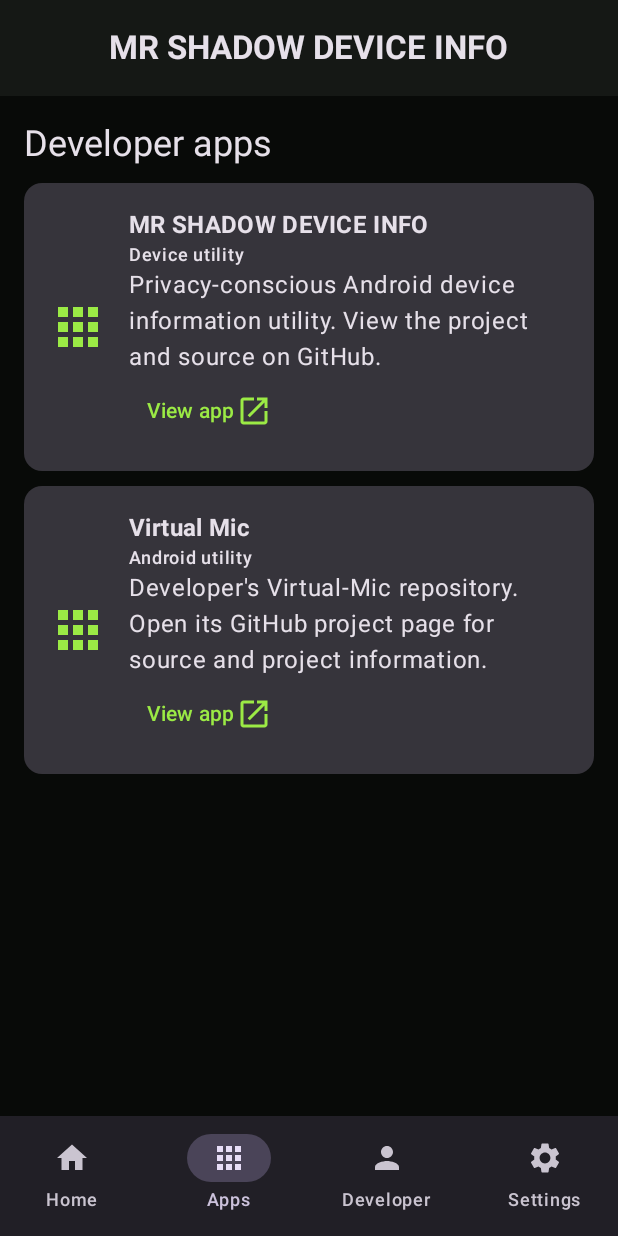
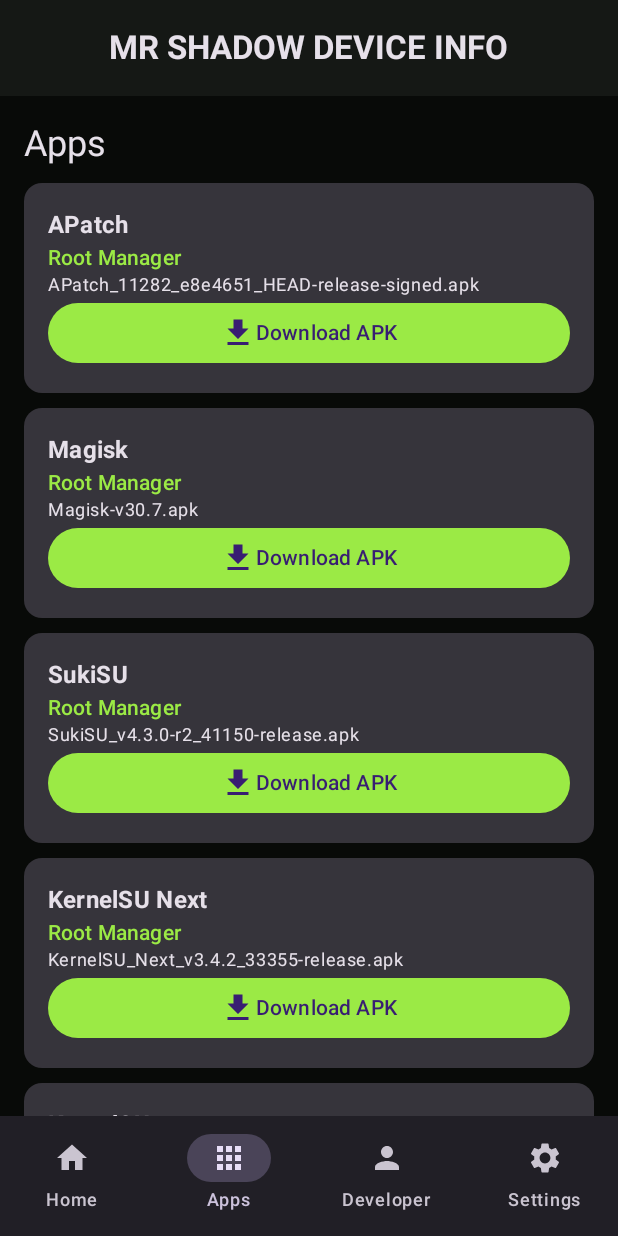
Before and after one commit to sentinelemran/MR_SHADOW_DEVICE_INFO_APP, an Android app built with Jetpack Compose: the screen it shows after launch (MainActivity), item 2 of the bottom bar chosen, on a phone screen of 412 x 824 dp. Run offline under Robolectric (Android 15) with nearby library versions, the phone set to English and light mode, and no system bars; pictures from the network do not load.

Commit message:
Show device details directly and populate Apps with requested release APKs

```diff
--- a/app/src/main/java/com/mrshadow/deviceinfo/MainActivity.kt
+++ b/app/src/main/java/com/mrshadow/deviceinfo/MainActivity.kt
@@ -10,7 +10,6 @@ import androidx.activity.ComponentActivity
 import androidx.activity.compose.rememberLauncherForActivityResult
 import androidx.activity.compose.setContent
 import androidx.activity.result.contract.ActivityResultContracts
-import androidx.compose.animation.animateContentSize
 import androidx.compose.foundation.clickable
 import androidx.compose.foundation.layout.Arrangement
 import androidx.compose.foundation.layout.Column
@@ -34,8 +33,6 @@ import androidx.compose.material.icons.filled.Apps
 import androidx.compose.material.icons.filled.Chat
 import androidx.compose.material.icons.filled.ContentCopy
 import androidx.compose.material.icons.filled.Download
-import androidx.compose.material.icons.filled.ExpandLess
-import androidx.compose.material.icons.filled.ExpandMore
 import androidx.compose.material.icons.filled.Home
 import androidx.compose.material.icons.filled.Info
 import androidx.compose.material.icons.filled.OpenInNew
@@ -74,6 +71,7 @@ import androidx.compose.ui.Modifier
 import androidx.compose.ui.draw.clip
 import androidx.compose.ui.graphics.Color
 import androidx.compose.ui.graphics.vector.ImageVector
+import androidx.compose.ui.layout.ContentScale
 import androidx.compose.ui.platform.LocalContext
 import androidx.compose.ui.text.font.FontWeight
 import androidx.compose.ui.unit.dp
@@ -194,19 +192,17 @@ private fun HomeScreen(language: Language, sections: List<InfoSection>, showUnav
 
 @Composable
 private fun HomeInfoCard(section: InfoSection, showUnavailable: Boolean) {
-    var expanded by remember(section.title) { mutableStateOf(false) }
     val fields = if (showUnavailable) section.fields else section.fields.filterNot { it.value == "Not Available" }
-    Card(Modifier.fillMaxWidth().animateContentSize().clickable { expanded = !expanded }) {
+    Card(Modifier.fillMaxWidth()) {
         Column(Modifier.padding(16.dp)) {
-            Row(verticalAlignment = Alignment.CenterVertically) {
-                Text(section.title, Modifier.weight(1f), fontWeight = FontWeight.SemiBold)
-                Icon(if (expanded) Icons.Default.ExpandLess else Icons.Default.ExpandMore, contentDescription = null)
-            }
-            if (expanded) {
-                Spacer(Modifier.height(8.dp))
+            Text(section.title, style = MaterialTheme.typography.titleMedium, fontWeight = FontWeight.SemiBold)
+            Spacer(Modifier.height(6.dp))
             if (fields.isEmpty()) Text("Not Available")
             fields.forEach { field ->
-                    Row(Modifier.fillMaxWidth().padding(vertical = 5.dp), horizontalArrangement = Arrangement.spacedBy(8.dp)) {
+                Row(
+                    Modifier.fillMaxWidth().padding(vertical = 5.dp),
+                    horizontalArrangement = Arrangement.spacedBy(8.dp)
+                ) {
                     Text(field.label, Modifier.weight(1f))
                     Text(field.value, Modifier.weight(1f), color = MaterialTheme.colorScheme.onSurfaceVariant)
                 }
@@ -215,9 +211,14 @@ private fun HomeInfoCard(section: InfoSection, showUnavailable: Boolean) {
         }
     }
 }
-}
 
-private data class AppEntry(val id: String, val name: String, val category: String, val description: String, val url: String)
+private data class AppEntry(
+    val id: String,
+    val name: String,
+    val filename: String,
+    val category: String,
+    val downloadUrl: String
+)
 
 @Composable
 private fun AppsScreen(language: Language, modifier: Modifier) {
@@ -227,25 +228,31 @@ private fun AppsScreen(language: Language, modifier: Modifier) {
             val json = JSONArray(context.assets.open("apps.json").bufferedReader().use { it.readText() })
             (0 until json.length()).mapNotNull { index ->
                 val item = json.optJSONObject(index) ?: return@mapNotNull null
-                AppEntry(item.optString("id", index.toString()), item.optString("name"), item.optString("category"), item.optString("description"), item.optString("websiteUrl"))
+                AppEntry(
+                    id = item.optString("id", index.toString()),
+                    name = item.optString("name"),
+                    filename = item.optString("filename"),
+                    category = item.optString("category"),
+                    downloadUrl = item.optString("downloadUrl")
+                )
             }
         }.getOrDefault(emptyList())
     }
 
     LazyColumn(modifier.fillMaxSize(), contentPadding = PaddingValues(16.dp), verticalArrangement = Arrangement.spacedBy(10.dp)) {
-        item { Text(tr(language, "Developer apps", "ডেভেলপারের অ্যাপ"), style = MaterialTheme.typography.headlineSmall) }
+        item { Text(tr(language, "Apps", "অ্যাপস"), style = MaterialTheme.typography.headlineSmall) }
         items(apps, key = { it.id }) { app ->
             Card(Modifier.fillMaxWidth()) {
-                Row(Modifier.padding(16.dp), verticalAlignment = Alignment.CenterVertically) {
-                    Icon(Icons.Default.Apps, null, tint = MaterialTheme.colorScheme.primary, modifier = Modifier.size(40.dp))
-                    Spacer(Modifier.width(14.dp))
-                    Column(Modifier.weight(1f)) {
+                Column(Modifier.padding(16.dp)) {
                     Text(app.name, style = MaterialTheme.typography.titleMedium, fontWeight = FontWeight.Bold)
-                        Text(app.category, style = MaterialTheme.typography.labelMedium)
-                        Text(app.description)
-                        TextButton(onClick = { openHttps(context, app.url) }) {
-                            Text(tr(language, "View app", "অ্যাপ দেখুন")); Icon(Icons.Default.OpenInNew, null)
-                        }
+                    Text(app.category, style = MaterialTheme.typography.labelLarge, color = MaterialTheme.colorScheme.primary)
+                    Text(app.filename, style = MaterialTheme.typography.bodySmall)
+                    Button(
+                        onClick = { openHttps(context, app.downloadUrl) },
+                        modifier = Modifier.fillMaxWidth()
+                    ) {
+                        Icon(Icons.Default.Download, null)
+                        Text(tr(language, "Download APK", "APK ডাউনলোড"))
                     }
                 }
             }
@@ -264,7 +271,7 @@ private fun DeveloperScreen(language: Language, sections: List<InfoSection>, mod
                 model = developerPhoto,
                 contentDescription = "MR SHADOW developer photo",
                 modifier = Modifier.size(132.dp).clip(CircleShape),
-                contentScale = androidx.compose.ui.layout.ContentScale.Crop
+                contentScale = ContentScale.Crop
             )
             Spacer(Modifier.height(8.dp))
             Text("𝙼𝚁  𝚂𝙷𝙰𝙳𝙾𝚆", style = MaterialTheme.typography.headlineSmall, fontWeight = FontWeight.Bold)
@@ -274,7 +281,8 @@ private fun DeveloperScreen(language: Language, sections: List<InfoSection>, mod
         item { ContactCard("Telegram", "https://t.me/mr_shadow23", Icons.Default.Send) { openHttps(context, it) } }
         item {
             Button(onClick = { reportPreview = sections.asReport() }, modifier = Modifier.fillMaxWidth()) {
-                Icon(Icons.Default.Security, null); Text(tr(language, "Review & share device report", "ডিভাইস রিপোর্ট দেখে শেয়ার করুন"))
+                Icon(Icons.Default.Security, null)
+                Text(tr(language, "Review & share device report", "ডিভাইস রিপোর্ট দেখে শেয়ার করুন"))
             }
             Text(tr(language, "Sharing is user initiated; nothing is sent automatically.", "শেয়ার ব্যবহারকারী নিজে শুরু করেন; কিছু স্বয়ংক্রিয়ভাবে পাঠানো হয় না।"))
         }
@@ -347,8 +355,8 @@ private fun SettingsScreen(
             text = {
                 Text(if (kind == "privacy") tr(
                     language,
-                    "Device information stays on this device unless you choose to share it. The developer picture is loaded from the public Virtual-Mic GitHub repository. No IMEI, serial, SIM, phone, location, accounts, credentials or personal files are collected.",
-                    "আপনি শেয়ার না করলে ডিভাইসের তথ্য এই ডিভাইসেই থাকে। ডেভেলপারের ছবি public Virtual-Mic GitHub repository থেকে লোড হয়। IMEI, serial, SIM, phone, location, account, credential বা ব্যক্তিগত ফাইল সংগ্রহ করা হয় না।"
+                    "Device information stays on this device unless you choose to share it. The developer picture and app downloads use public GitHub URLs. No IMEI, serial, SIM, phone, location, accounts, credentials or personal files are collected.",
+                    "আপনি শেয়ার না করলে ডিভাইসের তথ্য এই ডিভাইসেই থাকে। ডেভেলপারের ছবি ও অ্যাপ ডাউনলোড public GitHub URL ব্যবহার করে। IMEI, serial, SIM, phone, location, account, credential বা ব্যক্তিগত ফাইল সংগ্রহ করা হয় না।"
                 ) else "MR SHADOW DEVICE INFO • Version 1.0.0")
             },
             confirmButton = { TextButton(onClick = { dialog = null }) { Text(tr(language, "Close", "বন্ধ করুন")) } }
```
Also changed, not shown: app/src/main/assets/apps.json (+66 -10 lines), 1 other file. Lines whose indentation alone changed are shown as unchanged.
